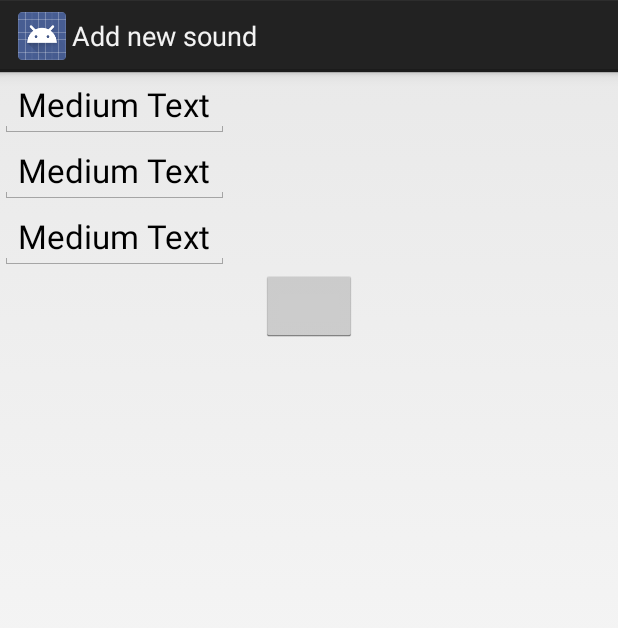
After one commit to iFlex/Counter, an Android app: the addActivity screen opened directly, with no data from a screen before it, on a phone screen of 412 x 824 dp. The commit adds this screen. Shown: the top 628 px of the screen. Run offline under Robolectric (Android 15) with nearby library versions, the phone set to English and light mode, and no system bars.

Commit message:
Add view skeleton added

```diff
--- a/Android/app/src/main/AndroidManifest.xml
+++ b/Android/app/src/main/AndroidManifest.xml
@@ -15,10 +15,13 @@
             android:screenOrientation="portrait">
             <intent-filter>
                 <action android:name="android.intent.action.MAIN" />
-
                 <category android:name="android.intent.category.LAUNCHER" />
             </intent-filter>
         </activity>
+        <activity android:name="rory.bain.counter.app.addActivity"
+            android:label="@string/addView"
+            android:screenOrientation="portrait"
+        ></activity>
     </application>
 
 </manifest>
--- /dev/null
+++ b/Android/app/src/main/java/rory/bain/counter/app/addActivity.java
@@ -0,0 +1,33 @@
+package rory.bain.counter.app;
+
+import android.annotation.SuppressLint;
+import android.app.Activity;
+import android.content.Intent;
+import android.os.Bundle;
+import android.view.View;
+import android.widget.Button;
+
+/**
+ * Created by rorybain on 29/01/15.
+ */
+public class addActivity extends Activity{
+
+    @Override
+    public void onCreate(Bundle savedInstanceState) {
+
+        super.onCreate(savedInstanceState);
+        setContentView(R.layout.add_sound);
+        final Button addFinished = (Button) findViewById(R.id.addFinished);
+
+        addFinished.setOnClickListener(new View.OnClickListener() {
+            @Override
+            public void onClick(View v) {
+                Intent i = new Intent(getBaseContext(), MainActivity.class);
+                startActivity(i);
+            }
+        });
+
+    }
+
+
+}
--- /dev/null
+++ b/Android/app/src/main/res/layout/add_sound.xml
@@ -0,0 +1,61 @@
+<?xml version="1.0" encoding="utf-8"?>
+<LinearLayout xmlns:android="http://schemas.android.com/apk/res/android"
+    android:orientation="vertical" android:layout_width="match_parent"
+    android:layout_height="match_parent">
+
+    <LinearLayout
+        android:orientation="vertical"
+        android:layout_width="match_parent"
+        android:layout_height="wrap_content"
+        android:layout_gravity="center_horizontal"
+        android:weightSum="10">
+
+        <EditText
+            android:layout_width="wrap_content"
+            android:layout_height="0dp"
+            android:layout_weight="2"
+            android:textAppearance="?android:attr/textAppearanceLarge"
+            android:text="Medium Text"
+            android:id="@+id/textView1"
+            android:layout_gravity="left"
+            />
+
+        <EditText
+            android:layout_width="wrap_content"
+            android:layout_height="0dp"
+            android:layout_weight="2"
+            android:textAppearance="?android:attr/textAppearanceLarge"
+            android:text="Medium Text"
+            android:id="@+id/textView2"
+            android:layout_gravity="left"
+            />
+        <EditText
+            android:layout_width="wrap_content"
+            android:layout_height="0dp"
+            android:layout_weight="2"
+            android:textAppearance="?android:attr/textAppearanceLarge"
+            android:text="Medium Text"
+            android:id="@+id/textView3"
+            android:layout_gravity="left"
+            />
+        <Button
+            android:layout_width="wrap_content"
+            android:layout_height="0dp"
+            android:layout_weight="1"
+            android:id="@+id/addFinished"
+            android:layout_gravity="center"/>
+
+        <ListView
+            android:layout_width="match_parent"
+            android:layout_height="0dp"
+            android:layout_weight="1"
+            android:id="@+id/listView"
+            android:layout_gravity="center_horizontal" />
+
+
+
+        </LinearLayout>
+
+
+
+</LinearLayout>
--- a/Android/app/src/main/res/values/strings.xml
+++ b/Android/app/src/main/res/values/strings.xml
@@ -11,6 +11,7 @@
     <!--<string name="action_settings">Settings</string>-->
     <string name="hello_world">Hello world!</string>
     <string name="imgdesc">imgdesc</string>
+    <string name="addView">Add new sound</string>
 
     <string-array name="titles">
         <item>Count</item>
```
Also changed, not shown: Android/app/src/main/java/rory/bain/counter/app/library_fragment.java (+13 -0 lines), Android/app/src/main/res/layout/library_view.xml (+12 -2 lines).
